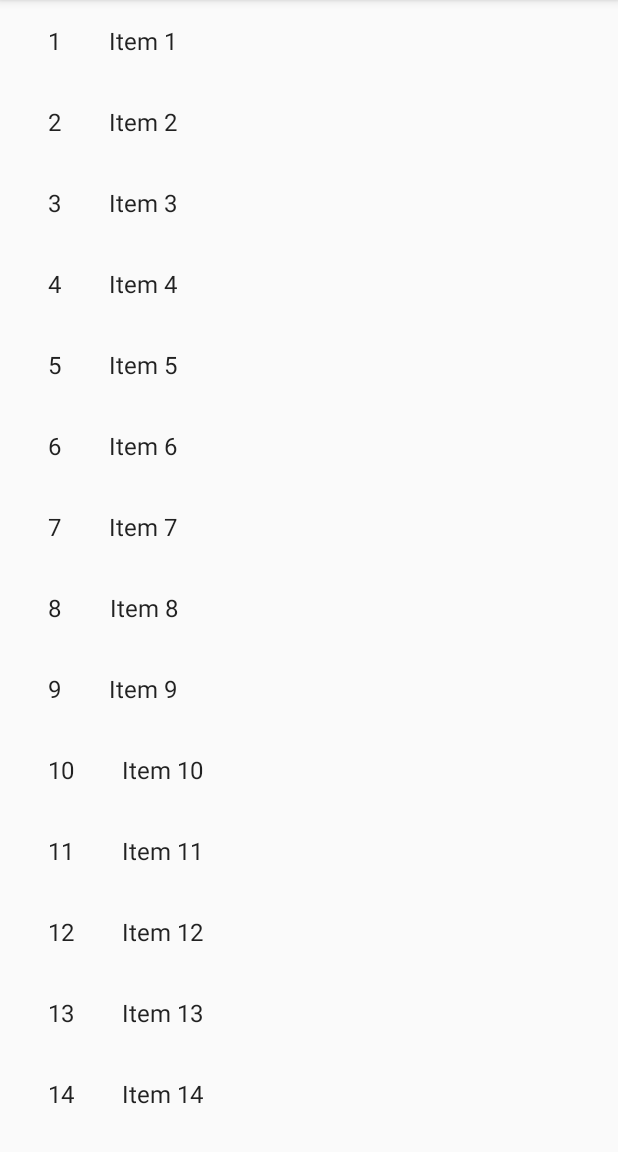
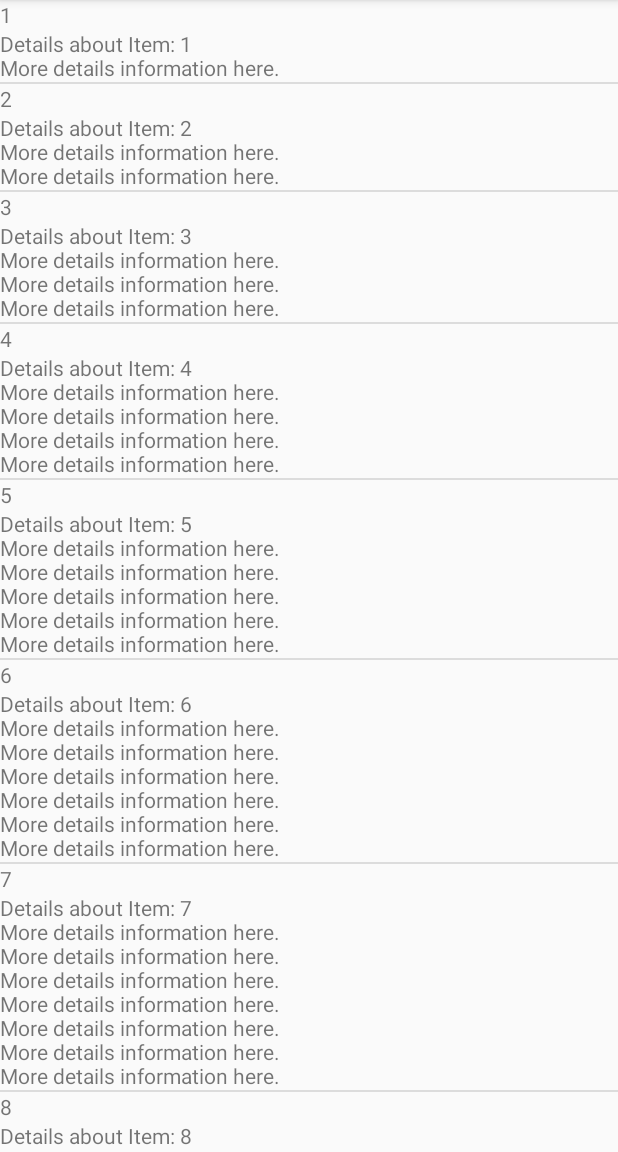
Before and after one commit to MaksimShumko/TestApp, an Android app: the screen it shows after launch (MainActivity), on a phone screen of 412 x 824 dp, the part 84-1236 px from its top. Run offline under Robolectric (Android 15) with nearby library versions, the phone set to English and light mode, and no system bars.

Commit message:
create list

```diff
--- a/app/src/main/java/com/example/maksim/testapp/activities/MainActivity.java
+++ b/app/src/main/java/com/example/maksim/testapp/activities/MainActivity.java
@@ -30,9 +30,10 @@ public class MainActivity extends AppCompatActivity implements com.example.maksi
         boolean isLandTablet = getResources().getBoolean(R.bool.isLandTablet);
         Log.e("MainActivity", "onCreate isLandTablet " + String.valueOf(isLandTablet));
         if (isLandTablet) {
-            FormFragment formFragment = new FormFragment();
+            /*FormFragment formFragment = new FormFragment();
             formFragment.setParam(listFragment.getItem(0));
-            startFragment(formFragment, R.id.fragmentContainerRight, true, false);
+            startFragment(formFragment, R.id.fragmentContainerRight, true, false);*/
+            onItemSelected(listFragment.getItem(0));
         } else {
             FormFragment formFragment = (FormFragment) fragmentManager.findFragmentById(R.id.fragmentContainerRight);
             if (formFragment != null)
--- a/app/src/main/java/com/example/maksim/testapp/fragments/ListFragment.java
+++ b/app/src/main/java/com/example/maksim/testapp/fragments/ListFragment.java
@@ -3,13 +3,13 @@ package com.example.maksim.testapp.fragments;
 import android.content.Context;
 import android.os.Bundle;
 import android.support.v4.app.Fragment;
-import android.support.v7.widget.GridLayoutManager;
-import android.support.v7.widget.LinearLayoutManager;
-import android.support.v7.widget.RecyclerView;
 import android.util.Log;
 import android.view.LayoutInflater;
 import android.view.View;
 import android.view.ViewGroup;
+import android.widget.Adapter;
+import android.widget.ArrayAdapter;
+import android.widget.ListView;
 
 import com.example.maksim.testapp.R;
 import com.example.maksim.testapp.fragments.dummy.DummyContent;
@@ -62,18 +62,18 @@ public class ListFragment extends Fragment {
     public View onCreateView(LayoutInflater inflater, ViewGroup container,
                              Bundle savedInstanceState) {
         Log.e("ListFragment", "onCreateView");
-        View view = inflater.inflate(R.layout.fragment_item_list, container, false);
+        View view = inflater.inflate(R.layout.fragment_list, container, false);
 
         // Set the adapter
-        if (view instanceof RecyclerView) {
-            Context context = view.getContext();
-            RecyclerView recyclerView = (RecyclerView) view;
-            if (columnCount <= 1) {
-                recyclerView.setLayoutManager(new LinearLayoutManager(context));
-            } else {
-                recyclerView.setLayoutManager(new GridLayoutManager(context, columnCount));
-            }
-            recyclerView.setAdapter(new MyItemRecyclerViewAdapter(DummyContent.ITEMS, onListFragmentInteractionListener));
+        if (view instanceof ListView) {
+            ListView listView = (ListView) view;
+            String[] values = new String[] { "Android", "iPhone", "WindowsMobile",
+                    "Blackberry", "WebOS", "Ubuntu", "Windows7", "Max OS X",
+                    "Linux", "OS/2" };
+            //ArrayAdapter<String> adapter = new ArrayAdapter<>(getContext(), android.R.layout.simple_list_item_1, values);
+            ListViewAdapter adapter = new ListViewAdapter(getActivity(), R.layout.list_item, DummyContent.ITEMS,
+                    onListFragmentInteractionListener);
+            listView.setAdapter(adapter);
             Log.e("ListFragment", String.valueOf(DummyContent.ITEMS.size()));
         }
         return view;
--- /dev/null
+++ b/app/src/main/java/com/example/maksim/testapp/fragments/ListViewAdapter.java
@@ -0,0 +1,60 @@
+package com.example.maksim.testapp.fragments;
+
+import android.app.Activity;
+import android.view.LayoutInflater;
+import android.view.View;
+import android.view.ViewGroup;
+import android.widget.ArrayAdapter;
+import android.widget.TextView;
+
+import com.example.maksim.testapp.R;
+import com.example.maksim.testapp.fragments.ListFragment.OnListFragmentInteractionListener;
+import com.example.maksim.testapp.fragments.dummy.DummyContent.DummyItem;
+
+import java.util.List;
+
+public class ListViewAdapter extends ArrayAdapter<DummyItem> {
+
+    private final Activity activity;
+    private int resource;
+    private final List<DummyItem> items;
+    private final OnListFragmentInteractionListener listener;
+
+    static class ViewHolder {
+        public TextView text1;
+        public TextView text2;
+    }
+
+    public ListViewAdapter(Activity activity, int resource, List<DummyItem> items, OnListFragmentInteractionListener listener) {
+        super(activity, resource, items);
+        this.activity = activity;
+        this.resource = resource;
+        this.items = items;
+        this.listener = listener;
+    }
+
+    @Override
+    public View getView(final int position, View convertView, ViewGroup parent) {
+        View rowView = convertView;
+        if (rowView == null) {
+            LayoutInflater inflater = activity.getLayoutInflater();
+            rowView = inflater.inflate(resource, null);
+            ViewHolder viewHolder = new ViewHolder();
+            viewHolder.text1 = (TextView) rowView.findViewById(R.id.listItemText1);
+            viewHolder.text2 = (TextView) rowView.findViewById(R.id.listItemText2);
+            rowView.setTag(viewHolder);
+        }
+        ViewHolder holder = (ViewHolder) rowView.getTag();
+        holder.text1.setText(items.get(position).id);
+        holder.text2.setText(items.get(position).details);
+
+        rowView.setOnClickListener(new View.OnClickListener() {
+            @Override
+            public void onClick(View v) {
+                listener.onListFragmentInteraction(items.get(position));
+            }
+        });
+
+        return rowView;
+    }
+}
--- a/app/src/main/java/com/example/maksim/testapp/fragments/MyItemRecyclerViewAdapter.java
+++ /dev/null
@@ -1,78 +0,0 @@
-package com.example.maksim.testapp.fragments;
-
-import android.support.v7.widget.RecyclerView;
-import android.view.LayoutInflater;
-import android.view.View;
-import android.view.ViewGroup;
-import android.widget.TextView;
-
-import com.example.maksim.testapp.R;
-import com.example.maksim.testapp.fragments.ListFragment.OnListFragmentInteractionListener;
-import com.example.maksim.testapp.fragments.dummy.DummyContent.DummyItem;
-
-import java.util.List;
-
-/**
- * {@link RecyclerView.Adapter} that can display a {@link DummyItem} and makes a call to the
- * specified {@link OnListFragmentInteractionListener}.
- * TODO: Replace the implementation with code for your data type.
- */
-public class MyItemRecyclerViewAdapter extends RecyclerView.Adapter<MyItemRecyclerViewAdapter.ViewHolder> {
-
-    private final List<DummyItem> mValues;
-    private final OnListFragmentInteractionListener mListener;
-
-    public MyItemRecyclerViewAdapter(List<DummyItem> items, OnListFragmentInteractionListener listener) {
-        mValues = items;
-        mListener = listener;
-    }
-
-    @Override
-    public ViewHolder onCreateViewHolder(ViewGroup parent, int viewType) {
-        View view = LayoutInflater.from(parent.getContext())
-                .inflate(R.layout.fragment_item, parent, false);
-        return new ViewHolder(view);
-    }
-
-    @Override
-    public void onBindViewHolder(final ViewHolder holder, int position) {
-        holder.mItem = mValues.get(position);
-        holder.mIdView.setText(mValues.get(position).id);
-        holder.mContentView.setText(mValues.get(position).content);
-
-        holder.mView.setOnClickListener(new View.OnClickListener() {
-            @Override
-            public void onClick(View v) {
-                if (null != mListener) {
-                    // Notify the active callbacks interface (the activity, if the
-                    // fragment is attached to one) that an item has been selected.
-                    mListener.onListFragmentInteraction(holder.mItem);
-                }
-            }
-        });
-    }
-
-    @Override
-    public int getItemCount() {
-        return mValues.size();
-    }
-
-    public class ViewHolder extends RecyclerView.ViewHolder {
-        public final View mView;
-        public final TextView mIdView;
-        public final TextView mContentView;
-        public DummyItem mItem;
-
-        public ViewHolder(View view) {
-            super(view);
-            mView = view;
-            mIdView = (TextView) view.findViewById(R.id.id);
-            mContentView = (TextView) view.findViewById(R.id.content);
-        }
-
-        @Override
-        public String toString() {
-            return super.toString() + " '" + mContentView.getText() + "'";
-        }
-    }
-}
--- a/app/src/main/res/layout/activity_main.xml
+++ b/app/src/main/res/layout/activity_main.xml
@@ -4,7 +4,7 @@
     xmlns:android="http://schemas.android.com/apk/res/android"
     android:layout_width="match_parent"
     android:layout_height="match_parent"
-    tools:context="com.example.maksim.testapp.activities.MainActivity">
+    tools:activity="com.example.maksim.testapp.activities.MainActivity">
 
     <!-- "Fragment A" -->
     <FrameLayout
--- a/app/src/main/res/layout/fragment_form.xml
+++ b/app/src/main/res/layout/fragment_form.xml
@@ -2,7 +2,7 @@
     xmlns:tools="http://schemas.android.com/tools"
     android:layout_width="match_parent"
     android:layout_height="match_parent"
-    tools:context="com.example.maksim.testapp.fragments.FormFragment">
+    tools:activity="com.example.maksim.testapp.fragments.FormFragment">
 
     <!-- TODO: Update blank fragment layout -->
     <TextView
--- a/app/src/main/res/layout/fragment_item.xml
+++ /dev/null
@@ -1,20 +0,0 @@
-<?xml version="1.0" encoding="utf-8"?>
-<LinearLayout xmlns:android="http://schemas.android.com/apk/res/android"
-    android:layout_width="wrap_content"
-    android:layout_height="wrap_content"
-    android:orientation="horizontal">
-
-    <TextView
-        android:id="@+id/id"
-        android:layout_width="wrap_content"
-        android:layout_height="wrap_content"
-        android:layout_margin="@dimen/text_margin"
-        android:textAppearance="?attr/textAppearanceListItem" />
-
-    <TextView
-        android:id="@+id/content"
-        android:layout_width="wrap_content"
-        android:layout_height="wrap_content"
-        android:layout_margin="@dimen/text_margin"
-        android:textAppearance="?attr/textAppearanceListItem" />
-</LinearLayout>
--- a/app/src/main/res/layout/fragment_item_list.xml
+++ /dev/null
@@ -1,13 +0,0 @@
-<?xml version="1.0" encoding="utf-8"?>
-<android.support.v7.widget.RecyclerView xmlns:android="http://schemas.android.com/apk/res/android"
-    xmlns:app="http://schemas.android.com/apk/res-auto"
-    xmlns:tools="http://schemas.android.com/tools"
-    android:id="@+id/list"
-    android:name="com.example.maksim.testapp.fragments.ListFragment"
-    android:layout_width="match_parent"
-    android:layout_height="match_parent"
-    android:layout_marginLeft="16dp"
-    android:layout_marginRight="16dp"
-    app:layoutManager="LinearLayoutManager"
-    tools:context="com.example.maksim.testapp.fragments.ListFragment"
-    tools:listitem="@layout/fragment_item" />
--- /dev/null
+++ b/app/src/main/res/layout/fragment_list.xml
@@ -0,0 +1,14 @@
+<ListView
+    android:layout_width="match_parent"
+    android:layout_height="wrap_content"
+    xmlns:android="http://schemas.android.com/apk/res/android">
+<!--
+    <TextView
+        android:layout_width="match_parent"
+        android:layout_height="wrap_content"
+        android:id="@+id/listText1"/>
+    <TextView
+        android:layout_width="match_parent"
+        android:layout_height="wrap_content"
+        android:id="@+id/listText2"/>-->
+</ListView>
--- /dev/null
+++ b/app/src/main/res/layout/list_item.xml
@@ -0,0 +1,15 @@
+<?xml version="1.0" encoding="utf-8"?>
+<LinearLayout xmlns:android="http://schemas.android.com/apk/res/android"
+    android:orientation="vertical" android:layout_width="match_parent"
+    android:layout_height="match_parent">
+
+    <TextView
+        android:id="@+id/listItemText1"
+        android:layout_width="match_parent"
+        android:layout_height="wrap_content" />
+    <TextView
+        android:id="@+id/listItemText2"
+        android:layout_width="match_parent"
+        android:layout_height="wrap_content" />
+
+</LinearLayout>
```
Also changed, not shown: app/src/main/java/com/example/maksim/testapp/fragments/FormFragment.java (+0 -9 lines).
